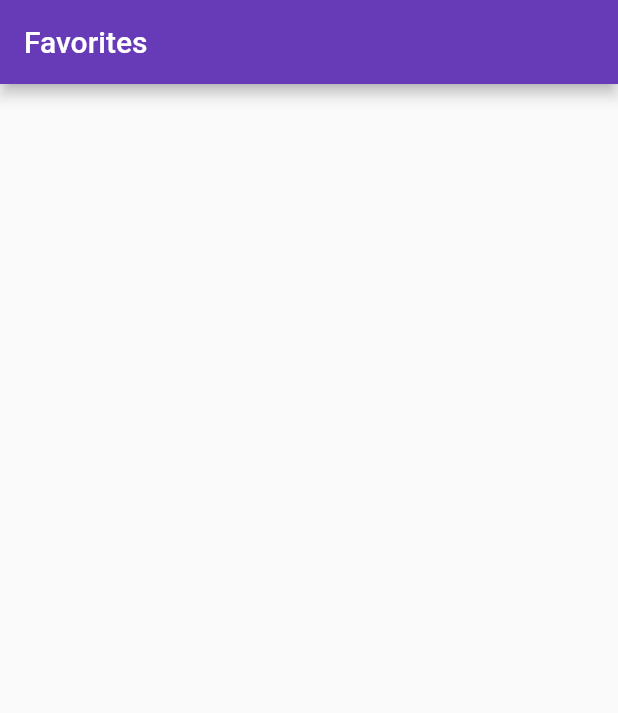
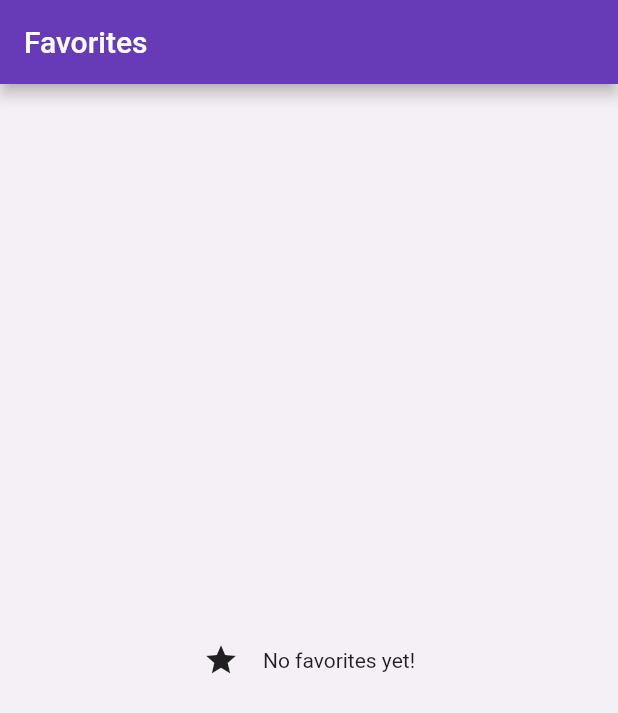
Before and after one commit to gustavomaes/cryptoapp, a Flutter app: the Favorites screen opened directly, on a phone screen of 412 x 824 dp. Shown: the top 713 px of the screen. Run offline on Flutter 3.47's test engine with Material 2 defaults, Android fonts, the phone set to English and light mode, and no system bars.

Commit message:
feat: list favorites coins

```diff
--- a/lib/pages/favorites.dart
+++ b/lib/pages/favorites.dart
@@ -1,4 +1,7 @@
+import 'package:first_app/repositories/favorites_repository.dart';
+import 'package:first_app/widgets/coin_card.dart';
 import 'package:flutter/material.dart';
+import 'package:provider/provider.dart';
 
 class Favorites extends StatelessWidget {
   const Favorites({super.key});
@@ -9,6 +12,30 @@ class Favorites extends StatelessWidget {
       appBar: AppBar(
         title: const Text("Favorites"),
       ),
+      body: Container(
+        color: Colors.purple.withOpacity(0.05),
+        height: MediaQuery.of(context).size.height,
+        padding: const EdgeInsets.all(12),
+        child: Consumer<FavoriteRepository>(
+          builder: (context, favorites, child) {
+            return favorites.list.isEmpty
+                ? const Row(
+                    mainAxisAlignment: MainAxisAlignment.center,
+                    children: [
+                      Icon(Icons.star),
+                      SizedBox(width: 16),
+                      Text('No favorites yet!'),
+                    ],
+                  )
+                : ListView.builder(
+                    itemCount: favorites.list.length,
+                    itemBuilder: (_, index) {
+                      return CoinCard(coin: favorites.list[index]);
+                    },
+                  );
+          },
+        ),
+      ),
     );
   }
 }
```
Also changed, not shown: lib/widgets/coin_card.dart (added, +107 -0 lines).
